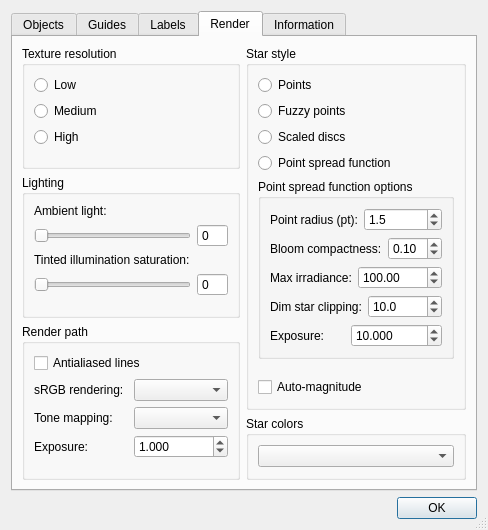
The window that src/celestia/qt/preferences.ui (celestiamobile/Celestia) describes before a commit, drawn with Qt 5.
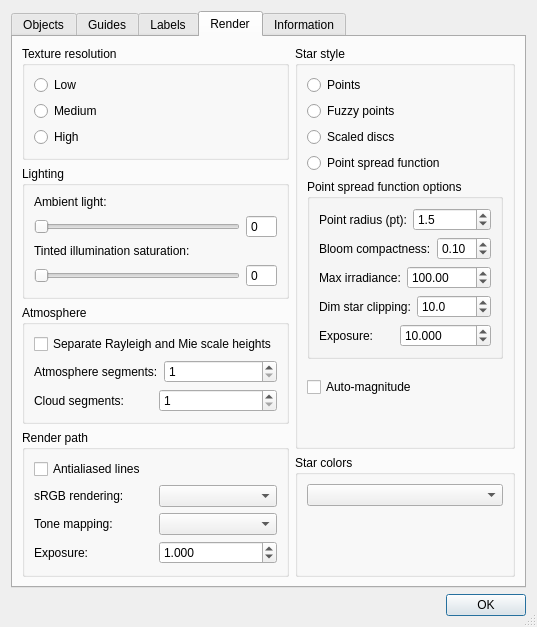
The same window after the commit. The open tabs and pages were chosen to show the change.

Commit message:
Support separate atmosphere scale heights (#2673)
This PR also
1. changes default `AtmosphereSegmentCount` to 3
2. adds UI for changing `AtmosphereSegmentCount`, `CloudSegmentCount`,
and `SeparateRayleighMieScaleHeights` in qt

Patch:
```diff
--- a/src/celestia/qt/preferences.ui
+++ b/src/celestia/qt/preferences.ui
@@ -985,6 +985,73 @@
            </layout>
           </widget>
          </item>
+         <item>
+          <widget class="QGroupBox" name="atmosphereRenderingGroupBox">
+           <property name="title">
+            <string>Atmosphere</string>
+           </property>
+           <layout class="QVBoxLayout" name="verticalLayout_atmosphereRendering">
+            <item>
+             <widget class="QCheckBox" name="separateRayleighMieScaleHeightsCheck">
+              <property name="text">
+               <string>Separate Rayleigh and Mie scale heights</string>
+              </property>
+              <property name="toolTip">
+               <string>Use separate Rayleigh and Mie scale heights for atmosphere definitions that provide legacy fallback values.</string>
+              </property>
+             </widget>
+            </item>
+            <item>
+             <layout class="QHBoxLayout" name="horizontalLayout_atmosphereSegmentCount">
+              <item>
+               <widget class="QLabel" name="atmosphereSegmentCountLabel">
+                <property name="text">
+                 <string>Atmosphere segments:</string>
+                </property>
+               </widget>
+              </item>
+              <item>
+               <widget class="QSpinBox" name="atmosphereSegmentCountSpinBox">
+                <property name="toolTip">
+                 <string>Number of integration segments used for atmospheric scattering.</string>
+                </property>
+                <property name="minimum">
+                 <number>1</number>
+                </property>
+                <property name="maximum">
+                 <number>16</number>
+                </property>
+               </widget>
+              </item>
+             </layout>
+            </item>
+            <item>
+             <layout class="QHBoxLayout" name="horizontalLayout_cloudSegmentCount">
+              <item>
+               <widget class="QLabel" name="cloudSegmentCountLabel">
+                <property name="text">
+                 <string>Cloud segments:</string>
+                </property>
+               </widget>
+              </item>
+              <item>
+               <widget class="QSpinBox" name="cloudSegmentCountSpinBox">
+                <property name="toolTip">
+                 <string>Number of integration segments used for atmospheric effects on clouds.</string>
+                </property>
+                <property name="minimum">
+                 <number>1</number>
+                </property>
+                <property name="maximum">
+                 <number>16</number>
+                </property>
+               </widget>
+              </item>
+             </layout>
+            </item>
+           </layout>
+          </widget>
+         </item>
          <item>
           <widget class="QGroupBox" name="renderPathGroupBox">
            <property name="title">
```
The commit also changes 20 other files.
